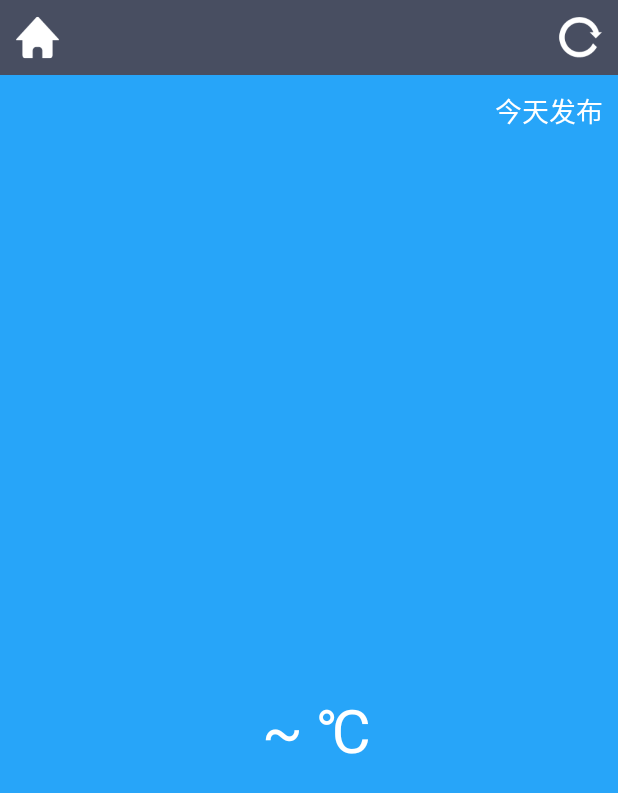
After one commit to CocoKode/MyWeather, an Android app: the WeatherActivity screen opened directly, with no data from a screen before it, on a phone screen of 412 x 824 dp. The commit adds this screen. Shown: the top 793 px of the screen. Run offline under Robolectric (Android 15) with nearby library versions, the phone set to English and light mode, and no system bars.

Commit message:
完成基本的天气查询显示功能，并修复了部分地区和省份不匹配的bug

```diff
--- a/app/src/main/AndroidManifest.xml
+++ b/app/src/main/AndroidManifest.xml
@@ -19,6 +19,8 @@
                 <category android:name="android.intent.category.LAUNCHER" />
             </intent-filter>
         </activity>
+
+        <activity android:name="com.example.ldy.myweather.activities.WeatherActivity"></activity>
     </application>
 
 </manifest>
--- /dev/null
+++ b/app/src/main/java/com/example/ldy/myweather/activities/WeatherActivity.java
@@ -0,0 +1,147 @@
+package com.example.ldy.myweather.activities;
+
+import android.app.Activity;
+import android.content.Intent;
+import android.content.SharedPreferences;
+import android.os.Bundle;
+import android.preference.PreferenceManager;
+import android.text.TextUtils;
+import android.util.Log;
+import android.view.View;
+import android.view.Window;
+import android.widget.Button;
+import android.widget.LinearLayout;
+import android.widget.TextView;
+
+import com.example.ldy.myweather.R;
+import com.example.ldy.myweather.util.HttpCallbackListener;
+import com.example.ldy.myweather.util.HttpUtil;
+import com.example.ldy.myweather.util.Utility;
+
+/**
+ * Created by LDY on 2016/9/16.
+ */
+public class WeatherActivity extends Activity implements View.OnClickListener{
+    private LinearLayout weatherInfoLayout;
+    //分别用于显示城市名，发布时间，天气信息，最低气温，最高气温，当前日期，切换城市按钮和更新天气按钮
+    private TextView cityNameText;
+    private TextView publishTimeText;
+    private TextView weatherText;
+    private TextView temp1Text;
+    private TextView temp2Text;
+    private TextView currentDateText;
+    private Button switchCity;
+    private Button refreshWeather;
+
+    @Override
+    protected void onCreate(Bundle savedInstanceState) {
+        super.onCreate(savedInstanceState);
+        requestWindowFeature(Window.FEATURE_NO_TITLE);
+        setContentView(R.layout.weather_layout);
+
+        //初始化
+        weatherInfoLayout = (LinearLayout)findViewById(R.id.weather_info_layout);
+        cityNameText = (TextView)findViewById(R.id.city_name);
+        publishTimeText = (TextView)findViewById(R.id.publish_text);
+        weatherText = (TextView)findViewById(R.id.weather_desp);
+        temp1Text = (TextView)findViewById(R.id.temp1);
+        temp2Text = (TextView)findViewById(R.id.temp2);
+        currentDateText = (TextView)findViewById(R.id.current_date);
+        switchCity = (Button)findViewById(R.id.switch_city);
+        refreshWeather = (Button)findViewById(R.id.refresh_weather);
+        String countyCode = getIntent().getStringExtra("county_code");
+
+        //有县级代号时查询天气，没有直接显示本地天气
+        if (!TextUtils.isEmpty(countyCode)) {
+            publishTimeText.setText("同步中...");
+            weatherInfoLayout.setVisibility(View.INVISIBLE);
+            cityNameText.setVisibility(View.INVISIBLE);
+
+            Log.d("weatherInfoActivity", "有县级代号");
+            queryWeatherInfo(countyCode);
+        } else {
+            showWeather();
+        }
+
+        switchCity.setOnClickListener(this);
+        refreshWeather.setOnClickListener(this);
+    }
+
+    @Override
+    public void onClick(View view) {
+        switch (view.getId()) {
+            case R.id.switch_city:
+                Intent intent = new Intent(this, ChooseAreaActivity.class);
+                intent.putExtra("from_weather_activity", true);
+                startActivity(intent);
+                finish();
+                break;
+            case R.id.refresh_weather:
+                publishTimeText.setText("同步中...");
+                SharedPreferences prefs = PreferenceManager.getDefaultSharedPreferences(this);
+                String cityCode = prefs.getString("cityCode", "");
+                if (!TextUtils.isEmpty(cityCode))
+                    queryWeatherInfo(cityCode);
+
+                break;
+            default:
+                break;
+        }
+
+    }
+
+    //查询天气代号对应的天气
+    private void queryWeatherInfo(String cityCode) {
+        String address =
+                "https://api.heweather.com/x3/weather?cityid="
+                + cityCode + "&key=b51c1e24f7e549e3a0661fe4e1ab81d7";
+        Log.d("queryWeatherInfo", "查服务器");
+        queryFromServer(address, cityCode);
+    }
+
+    private void queryFromServer(String address, String cityCode) {
+        HttpUtil.sendHttpRequest(address, new HttpCallbackListener() {
+            @Override
+            public void onFinish(boolean finish) {
+                return;
+            }
+
+            @Override
+            public void onBack(String result) {
+                Log.d("onback", "处理返回数据");
+                Utility.handleWeatherResponse(WeatherActivity.this, result);
+
+                //更新UI
+                runOnUiThread(new Runnable() {
+                    @Override
+                    public void run() {
+                        showWeather();
+                    }
+                });
+            }
+
+            @Override
+            public void onError(Exception e) {
+                runOnUiThread(new Runnable() {
+                    @Override
+                    public void run() {
+                        publishTimeText.setText("同步失败");
+                    }
+                });
+            }
+        });
+    }
+
+    //从sharedpreferences文件中读取天气信息并显示
+    private void showWeather() {
+        SharedPreferences spfs = PreferenceManager.getDefaultSharedPreferences(this);
+        cityNameText.setText(spfs.getString("cityName", ""));
+        temp1Text.setText(spfs.getString("temp1", ""));
+        temp2Text.setText(spfs.getString("temp2", "") + "℃");
+        weatherText.setText(spfs.getString("weather", ""));
+        publishTimeText.setText("今天"+spfs.getString("publish_time", "")+"发布");
+        currentDateText.setText(spfs.getString("current_time", ""));
+        weatherInfoLayout.setVisibility(View.VISIBLE);
+        cityNameText.setVisibility(View.VISIBLE);
+    }
+}
--- a/app/src/main/java/com/example/ldy/myweather/util/HttpCallbackListener.java
+++ b/app/src/main/java/com/example/ldy/myweather/util/HttpCallbackListener.java
@@ -7,5 +7,7 @@ public interface HttpCallbackListener {
     //添加onFinish和onError方法
     void onFinish(boolean finish);
 
+    void onBack(String result);
+
     void onError(Exception e);
 }
--- /dev/null
+++ b/app/src/main/res/layout/weather_layout.xml
@@ -0,0 +1,112 @@
+<?xml version="1.0" encoding="utf-8"?>
+<LinearLayout xmlns:android="http://schemas.android.com/apk/res/android"
+    android:layout_width="match_parent"
+    android:layout_height="match_parent"
+    android:orientation="vertical">
+
+    <RelativeLayout
+        android:layout_width="match_parent"
+        android:layout_height="50dp"
+        android:background="#484E61" >
+
+        <Button
+            android:id="@+id/switch_city"
+            android:layout_width="30dp"
+            android:layout_height="30dp"
+            android:layout_centerVertical="true"
+            android:layout_marginLeft="10dp"
+            android:background="@drawable/home"/>
+
+        <TextView
+            android:id="@+id/city_name"
+            android:layout_width="wrap_content"
+            android:layout_height="wrap_content"
+            android:layout_centerInParent="true"
+            android:textColor="#fff"
+            android:textSize="24sp"/>
+
+        <Button
+            android:id="@+id/refresh_weather"
+            android:layout_width="30dp"
+            android:layout_height="30dp"
+            android:layout_alignParentRight="true"
+            android:layout_centerVertical="true"
+            android:layout_marginRight="10dp"
+            android:background="@drawable/refresh"/>
+    </RelativeLayout>
+
+    <RelativeLayout
+        android:layout_width="match_parent"
+        android:layout_height="0dp"
+        android:layout_weight="1"
+        android:background="#27A5F9">
+
+        <TextView
+            android:id="@+id/publish_text"
+            android:layout_width="wrap_content"
+            android:layout_height="wrap_content"
+            android:layout_alignParentRight="true"
+            android:layout_marginRight="10dp"
+            android:layout_marginTop="10dp"
+            android:textColor="#fff"
+            android:textSize="18sp"/>
+
+        <LinearLayout
+            android:id="@+id/weather_info_layout"
+            android:layout_width="wrap_content"
+            android:layout_height="wrap_content"
+            android:layout_centerInParent="true"
+            android:orientation="vertical">
+
+            <TextView
+                android:id="@+id/current_date"
+                android:layout_width="wrap_content"
+                android:layout_height="40dp"
+                android:gravity="center"
+                android:textColor="#fff"
+                android:textSize="18sp"/>
+
+            <TextView
+                android:id="@+id/weather_desp"
+                android:layout_width="wrap_content"
+                android:layout_height="60dp"
+                android:layout_gravity="center_horizontal"
+                android:gravity="center"
+                android:textColor="#fff"
+                android:textSize="40sp"/>
+
+            <LinearLayout
+                android:layout_width="wrap_content"
+                android:layout_height="60dp"
+                android:layout_gravity="center_horizontal"
+                android:orientation="horizontal">
+
+                <TextView
+                    android:id="@+id/temp1"
+                    android:layout_width="wrap_content"
+                    android:layout_height="wrap_content"
+                    android:layout_gravity="center_vertical"
+                    android:textColor="#fff"
+                    android:textSize="40sp"/>
+
+                <TextView
+                    android:layout_width="wrap_content"
+                    android:layout_height="wrap_content"
+                    android:layout_gravity="center_vertical"
+                    android:layout_marginLeft="10dp"
+                    android:layout_marginRight="10dp"
+                    android:text="~"
+                    android:textColor="#fff"
+                    android:textSize="40sp"/>
+
+                <TextView
+                    android:id="@+id/temp2"
+                    android:layout_width="wrap_content"
+                    android:layout_height="wrap_content"
+                    android:layout_gravity="center_vertical"
+                    android:textColor="#fff"
+                    android:textSize="40sp"/>
+            </LinearLayout>
+        </LinearLayout>
+    </RelativeLayout>
+</LinearLayout>
```
Also changed, not shown: app/src/main/java/com/example/ldy/myweather/activities/ChooseAreaActivity.java (+25 -0 lines), app/src/main/java/com/example/ldy/myweather/util/HttpUtil.java (+13 -2 lines), app/src/main/java/com/example/ldy/myweather/util/Utility.java (+72 -0 lines), app/src/main/res/drawable/home.png (added), app/src/main/res/drawable/refresh.png (added).
